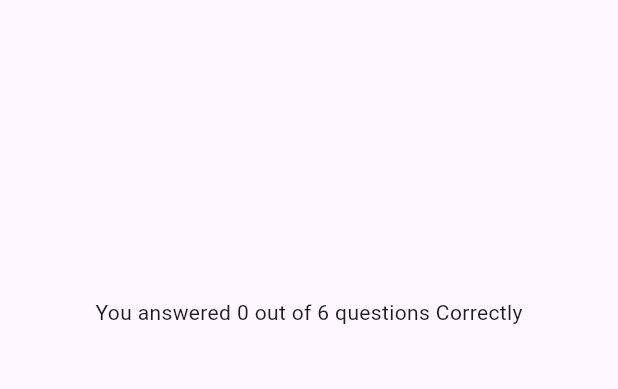
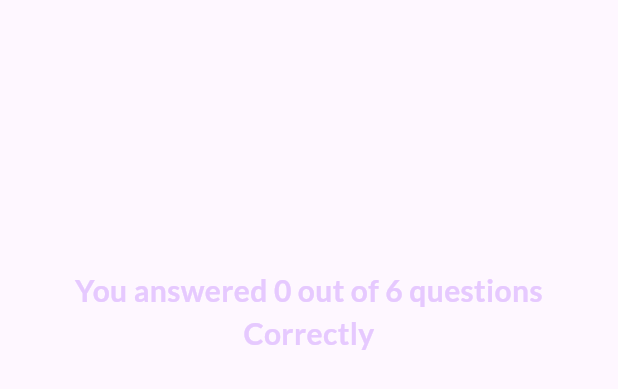
Before and after one commit to KalokYY/quiz_app, a Flutter app: the ResultsScreen widget shown alone on an empty page, opened directly with empty values, on a phone screen of 412 x 824 dp. Shown: the top 389 px of the screen. Run offline on Flutter 3.47's test engine with Material 3 defaults, Android fonts, the phone set to English and light mode, and no system bars; our stand-ins replace google_fonts.

Commit message:
Added getters and arrow function in quiz_question and questions_screen and results_screen. Also fixed some syntax errors and changed the score text color and the font size

```diff
--- a/lib/models/quiz_question.dart
+++ b/lib/models/quiz_question.dart
@@ -3,7 +3,7 @@ class QuizQuestion {
   final String text;
   final List<String> answers;
 
-  List<String> getShuffledAnswers() {
+  List<String> get shuffledAnswers {
     final shuffledAnswers = List.of(answers);
     shuffledAnswers.shuffle();
     return shuffledAnswers;
--- a/lib/questions_screen.dart
+++ b/lib/questions_screen.dart
@@ -40,7 +40,7 @@ class _QuestionScreenState extends State<QuestionsScreen> {
                textAlign: TextAlign.center,
             ),
             const SizedBox(height: 30),
-            ...currentQuestion.getShuffledAnswers().map((item)
+            ...currentQuestion.shuffledAnswers.map((item)
             {
               return AnswerButton(
                 answerText: item,
--- a/lib/results_screen.dart
+++ b/lib/results_screen.dart
@@ -1,4 +1,5 @@
 import 'package:flutter/material.dart';
+import 'package:google_fonts/google_fonts.dart';
 import 'package:quiz_app/data/questions.dart';
 import 'package:quiz_app/questions_summary.dart';
 
@@ -34,10 +35,7 @@ class ResultsScreen extends StatelessWidget{
 
   final numTotalQuestions = questions.length;
   final numCorrectQuestions = summaryData.where(
-    (data)
-      {
-        return data['correct_answer'] == data['user_answer'];
-      }
+  (data) => data ['correct_answer'] == data['user_answer']
   ).length;
 
   return SizedBox(
@@ -47,7 +45,17 @@ class ResultsScreen extends StatelessWidget{
       child:  Column(
         mainAxisAlignment: MainAxisAlignment.center,
         children:  [
-            Text('You answered $numCorrectQuestions out of $numTotalQuestions questions Correctly'),
+          Text(
+            'You answered $numCorrectQuestions out of $numTotalQuestions questions Correctly',
+            textAlign: TextAlign.center,
+            style: GoogleFonts.lato(
+            color: const Color.fromARGB(255, 230, 201, 255),
+            fontSize: 20,
+            fontWeight: FontWeight.bold,
+            ),
+          ),
+
+
           const SizedBox(
             height:30,
           ),
```
Lines whose indentation alone changed are shown as unchanged.
